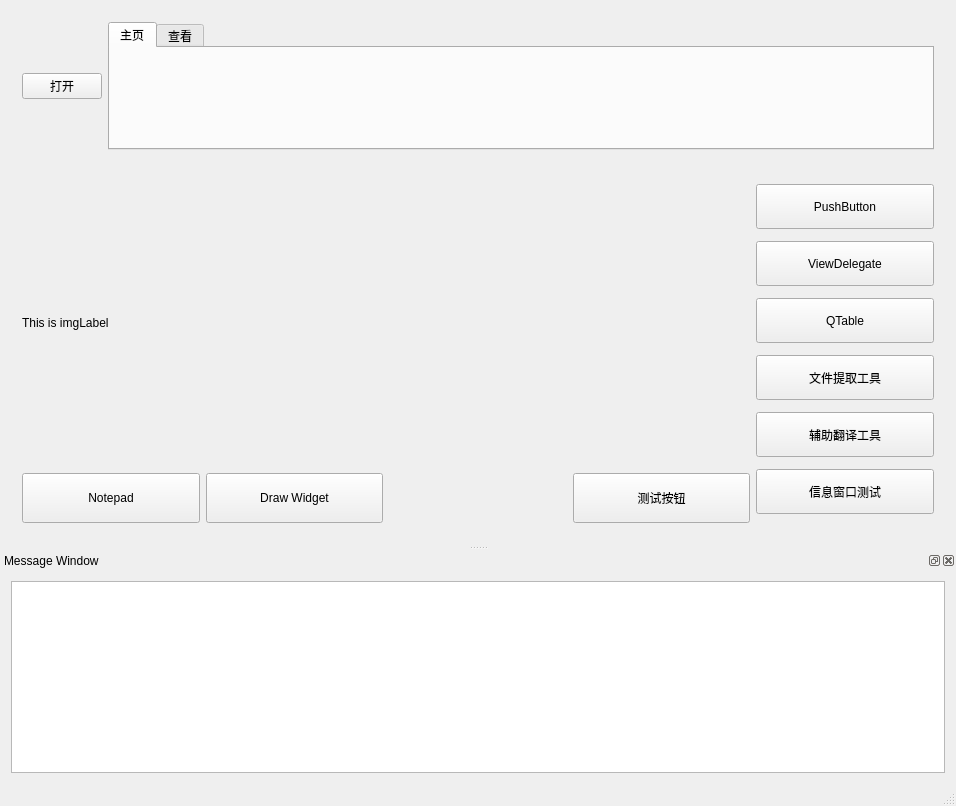
Above: QtGuiApplication/QtGuiApplication/test_prj.ui from JUBO1992/QtGuiApplication before the change. Below: the same form after it.
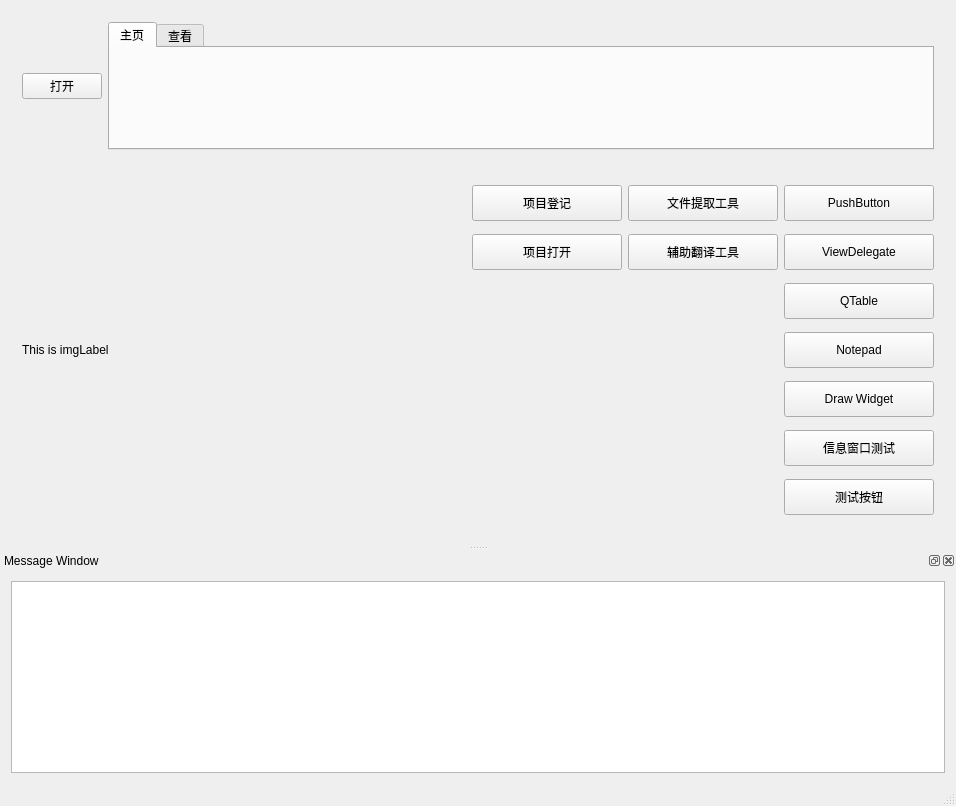
That is the form after the change. Icons and pictures are not drawn.

Commit message: FileExtract改为ToolCollection；添加影像归档检查功能

The edit to the form file:
```diff
--- a/QtGuiApplication/QtGuiApplication/test_prj.ui
+++ b/QtGuiApplication/QtGuiApplication/test_prj.ui
@@ -19,188 +19,6 @@
   </property>
   <widget class="QWidget" name="centralWidget">
    <layout class="QGridLayout" name="gridLayout_3">
-    <item row="2" column="0" colspan="2">
-     <widget class="QWidget" name="widget_Mid" native="true">
-      <layout class="QGridLayout" name="gridLayout">
-       <item row="2" column="1">
-        <widget class="QPushButton" name="drawWidget">
-         <property name="minimumSize">
-          <size>
-           <width>0</width>
-           <height>50</height>
-          </size>
-         </property>
-         <property name="text">
-          <string>Draw Widget</string>
-         </property>
-        </widget>
-       </item>
-       <item row="2" column="0">
-        <widget class="QPushButton" name="notepad">
-         <property name="sizePolicy">
-          <sizepolicy hsizetype="Minimum" vsizetype="Fixed">
-           <horstretch>0</horstretch>
-           <verstretch>0</verstretch>
-          </sizepolicy>
-         </property>
-         <property name="minimumSize">
-          <size>
-           <width>0</width>
-           <height>50</height>
-          </size>
-         </property>
-         <property name="text">
-          <string>Notepad</string>
-         </property>
-        </widget>
-       </item>
-       <item row="0" column="0" rowspan="2" colspan="4">
-        <widget class="QLabel" name="imgLabel">
-         <property name="autoFillBackground">
-          <bool>true</bool>
-         </property>
-         <property name="text">
-          <string>This is imgLabel</string>
-         </property>
-         <property name="scaledContents">
-          <bool>true</bool>
-         </property>
-        </widget>
-       </item>
-       <item row="0" column="4" rowspan="3">
-        <layout class="QVBoxLayout" name="verticalLayout">
-         <item>
-          <widget class="QPushButton" name="pushButton">
-           <property name="sizePolicy">
-            <sizepolicy hsizetype="Minimum" vsizetype="Preferred">
-             <horstretch>0</horstretch>
-             <verstretch>0</verstretch>
-            </sizepolicy>
-           </property>
-           <property name="maximumSize">
-            <size>
-             <width>16777215</width>
-             <height>45</height>
-            </size>
-           </property>
-           <property name="text">
-            <string>PushButton</string>
-           </property>
-          </widget>
-         </item>
-         <item>
-          <widget class="QPushButton" name="viewDelegate">
-           <property name="sizePolicy">
-            <sizepolicy hsizetype="Minimum" vsizetype="Preferred">
-             <horstretch>0</horstretch>
-             <verstretch>0</verstretch>
-            </sizepolicy>
-           </property>
-           <property name="maximumSize">
-            <size>
-             <width>16777215</width>
-             <height>45</height>
-            </size>
-           </property>
-           <property name="text">
-            <string>ViewDelegate</string>
-           </property>
-          </widget>
-         </item>
-         <item>
-          <widget class="QPushButton" name="qTable">
-           <property name="sizePolicy">
-            <sizepolicy hsizetype="Minimum" vsizetype="Preferred">
-             <horstretch>0</horstretch>
-             <verstretch>0</verstretch>
-            </sizepolicy>
-           </property>
-           <property name="maximumSize">
-            <size>
-             <width>16777215</width>
-             <height>45</height>
-            </size>
-           </property>
-           <property name="text">
-            <string>QTable</string>
-           </property>
-          </widget>
-         </item>
-         <item>
-          <widget class="QPushButton" name="pushButton_FileExtract">
-           <property name="sizePolicy">
-            <sizepolicy hsizetype="Minimum" vsizetype="Preferred">
-             <horstretch>0</horstretch>
-             <verstretch>0</verstretch>
-            </sizepolicy>
-           </property>
-           <property name="maximumSize">
-            <size>
-             <width>16777215</width>
-             <height>45</height>
-            </size>
-           </property>
-           <property name="text">
-            <string>文件提取工具</string>
-           </property>
-          </widget>
-         </item>
-         <item>
-          <widget class="QPushButton" name="pushButton_LanTool">
-           <property name="sizePolicy">
-            <sizepolicy hsizetype="Minimum" vsizetype="Preferred">
-             <horstretch>0</horstretch>
-             <verstretch>0</verstretch>
-            </sizepolicy>
-           </property>
-           <property name="maximumSize">
-            <size>
-             <width>16777215</width>
-             <height>45</height>
-            </size>
-           </property>
-           <property name="text">
-            <string>辅助翻译工具</string>
-           </property>
-          </widget>
-         </item>
-         <item>
-          <widget class="QPushButton" name="pushButton_MsgWin">
-           <property name="sizePolicy">
-            <sizepolicy hsizetype="Minimum" vsizetype="Preferred">
-             <horstretch>0</horstretch>
-             <verstretch>0</verstretch>
-            </sizepolicy>
-           </property>
-           <property name="maximumSize">
-            <size>
-             <width>16777215</width>
-             <height>45</height>
-            </size>
-           </property>
-           <property name="text">
-            <string>信息窗口测试</string>
-           </property>
-          </widget>
-         </item>
-        </layout>
-       </item>
-       <item row="2" column="3">
-        <widget class="QPushButton" name="pushButton_TestBtn">
-         <property name="minimumSize">
-          <size>
-           <width>0</width>
-           <height>50</height>
-          </size>
-         </property>
-         <property name="text">
-          <string>测试按钮</string>
-         </property>
-        </widget>
-       </item>
-      </layout>
-     </widget>
-    </item>
     <item row="1" column="0" colspan="2">
      <widget class="QWidget" name="widget_Top" native="true">
       <property name="maximumSize">
@@ -243,6 +61,276 @@
       </layout>
      </widget>
     </item>
+    <item row="2" column="0" colspan="2">
+     <widget class="QWidget" name="widget_Mid" native="true">
+      <layout class="QGridLayout" name="gridLayout">
+       <item row="0" column="2">
+        <widget class="QPushButton" name="pushButton_FileExtract">
+         <property name="sizePolicy">
+          <sizepolicy hsizetype="Minimum" vsizetype="Preferred">
+           <horstretch>0</horstretch>
+           <verstretch>0</verstretch>
+          </sizepolicy>
+         </property>
+         <property name="minimumSize">
+          <size>
+           <width>100</width>
+           <height>36</height>
+          </size>
+         </property>
+         <property name="maximumSize">
+          <size>
+           <width>150</width>
+           <height>36</height>
+          </size>
+         </property>
+         <property name="text">
+          <string>文件提取工具</string>
+         </property>
+        </widget>
+       </item>
+       <item row="1" column="3">
+        <widget class="QPushButton" name="viewDelegate">
+         <property name="sizePolicy">
+          <sizepolicy hsizetype="Minimum" vsizetype="Preferred">
+           <horstretch>0</horstretch>
+           <verstretch>0</verstretch>
+          </sizepolicy>
+         </property>
+         <property name="minimumSize">
+          <size>
+           <width>100</width>
+           <height>36</height>
+          </size>
+         </property>
+         <property name="maximumSize">
+          <size>
+           <width>150</width>
+           <height>36</height>
+          </size>
+         </property>
+         <property name="text">
+          <string>ViewDelegate</string>
+         </property>
+        </widget>
+       </item>
+       <item row="4" column="3">
+        <widget class="QPushButton" name="drawWidget">
+         <property name="minimumSize">
+          <size>
+           <width>100</width>
+           <height>36</height>
+          </size>
+         </property>
+         <property name="maximumSize">
+          <size>
+           <width>150</width>
+           <height>16777215</height>
+          </size>
+         </property>
+         <property name="text">
+          <string>Draw Widget</string>
+         </property>
+        </widget>
+       </item>
+       <item row="0" column="0" rowspan="7">
+        <widget class="QLabel" name="imgLabel">
+         <property name="autoFillBackground">
+          <bool>true</bool>
+         </property>
+         <property name="text">
+          <string>This is imgLabel</string>
+         </property>
+         <property name="scaledContents">
+          <bool>true</bool>
+         </property>
+        </widget>
+       </item>
+       <item row="0" column="3">
+        <widget class="QPushButton" name="pushButton">
+         <property name="sizePolicy">
+          <sizepolicy hsizetype="Minimum" vsizetype="Preferred">
+           <horstretch>0</horstretch>
+           <verstretch>0</verstretch>
+          </sizepolicy>
+         </property>
+         <property name="minimumSize">
+          <size>
+           <width>100</width>
+           <height>36</height>
+          </size>
+         </property>
+         <property name="maximumSize">
+          <size>
+           <width>150</width>
+           <height>36</height>
+          </size>
+         </property>
+         <property name="text">
+          <string>PushButton</string>
+         </property>
+        </widget>
+       </item>
+       <item row="5" column="3">
+        <widget class="QPushButton" name="pushButton_MsgWin">
+         <property name="sizePolicy">
+          <sizepolicy hsizetype="Minimum" vsizetype="Preferred">
+           <horstretch>0</horstretch>
+           <verstretch>0</verstretch>
+          </sizepolicy>
+         </property>
+         <property name="minimumSize">
+          <size>
+           <width>100</width>
+           <height>36</height>
+          </size>
+         </property>
+         <property name="maximumSize">
+          <size>
+           <width>150</width>
+           <height>36</height>
+          </size>
+         </property>
+         <property name="text">
+          <string>信息窗口测试</string>
+         </property>
+        </widget>
+       </item>
+       <item row="6" column="3">
+        <widget class="QPushButton" name="pushButton_TestBtn">
+         <property name="minimumSize">
+          <size>
+           <width>100</width>
+           <height>36</height>
+          </size>
+         </property>
+         <property name="maximumSize">
+          <size>
+           <width>150</width>
+           <height>16777215</height>
+          </size>
+         </property>
+         <property name="text">
+          <string>测试按钮</string>
+         </property>
+        </widget>
+       </item>
+       <item row="3" column="3">
+        <widget class="QPushButton" name="notepad">
+         <property name="sizePolicy">
+          <sizepolicy hsizetype="Minimum" vsizetype="Fixed">
+           <horstretch>0</horstretch>
+           <verstretch>0</verstretch>
+          </sizepolicy>
+         </property>
+         <property name="minimumSize">
+          <size>
+           <width>100</width>
+           <height>36</height>
+          </size>
+         </property>
+         <property name="maximumSize">
+          <size>
+           <width>150</width>
+           <height>16777215</height>
+          </size>
+         </property>
+         <property name="text">
+          <string>Notepad</string>
+         </property>
+        </widget>
+       </item>
+       <item row="1" column="2">
+        <widget class="QPushButton" name="pushButton_LanTool">
+         <property name="sizePolicy">
+          <sizepolicy hsizetype="Minimum" vsizetype="Preferred">
+           <horstretch>0</horstretch>
+           <verstretch>0</verstretch>
+          </sizepolicy>
+         </property>
+         <property name="minimumSize">
+          <size>
+           <width>100</width>
+           <height>36</height>
+          </size>
+         </property>
+         <property name="maximumSize">
+          <size>
+           <width>150</width>
+           <height>36</height>
+          </size>
+         </property>
+         <property name="text">
+          <string>辅助翻译工具</string>
+         </property>
+        </widget>
+       </item>
+       <item row="2" column="3">
+        <widget class="QPushButton" name="qTable">
+         <property name="sizePolicy">
+          <sizepolicy hsizetype="Minimum" vsizetype="Preferred">
+           <horstretch>0</horstretch>
+           <verstretch>0</verstretch>
+          </sizepolicy>
+         </property>
+         <property name="minimumSize">
+          <size>
+           <width>100</width>
+           <height>36</height>
+          </size>
+         </property>
+         <property name="maximumSize">
+          <size>
+           <width>150</width>
+           <height>36</height>
+          </size>
+         </property>
+         <property name="text">
+          <string>QTable</string>
+         </property>
+        </widget>
+       </item>
+       <item row="1" column="1">
+        <widget class="QPushButton" name="pushButton_marineOpen">
+         <property name="minimumSize">
+          <size>
+           <width>100</width>
+           <height>36</height>
+          </size>
+         </property>
+         <property name="maximumSize">
+          <size>
+           <width>150</width>
+           <height>36</height>
+          </size>
+         </property>
+         <property name="text">
+          <string>项目打开</string>
+         </property>
+        </widget>
+       </item>
+       <item row="0" column="1">
+        <widget class="QPushButton" name="pushButton_marineRegister">
+         <property name="minimumSize">
+          <size>
+           <width>100</width>
+           <height>36</height>
+          </size>
+         </property>
+         <property name="maximumSize">
+          <size>
+           <width>150</width>
+           <height>36</height>
+          </size>
+         </property>
+         <property name="text">
+          <string>项目登记</string>
+         </property>
+        </widget>
+       </item>
+      </layout>
+     </widget>
+    </item>
    </layout>
   </widget>
   <widget class="QStatusBar" name="statusBar"/>
```
The commit also changes 55 other files.
